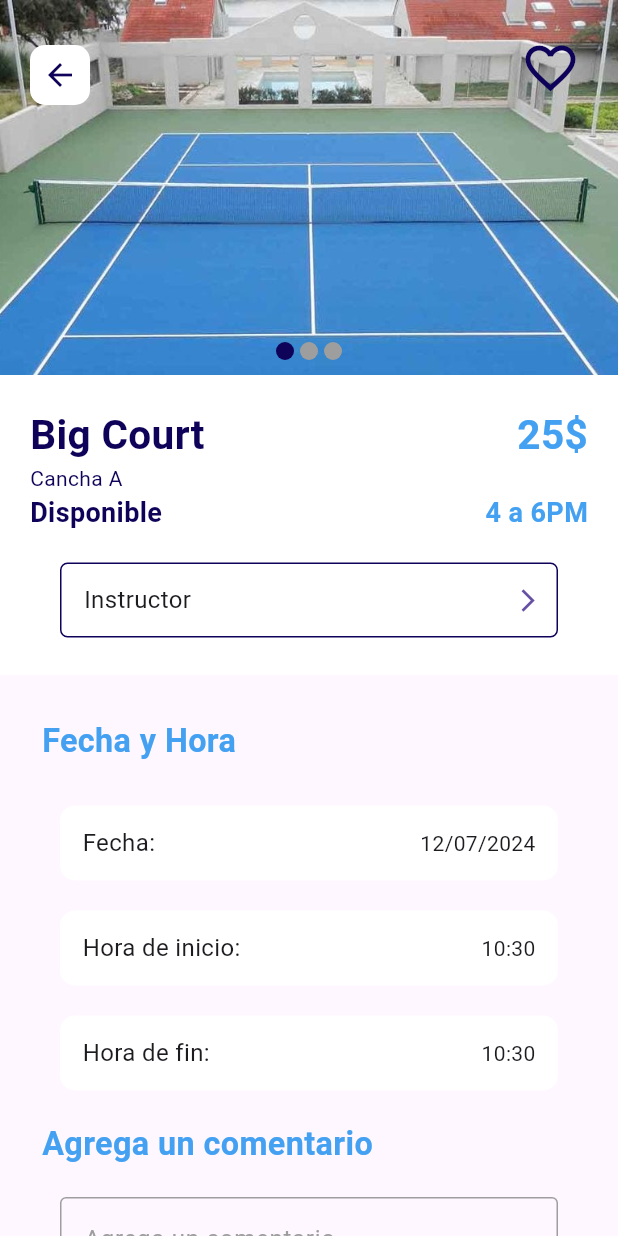
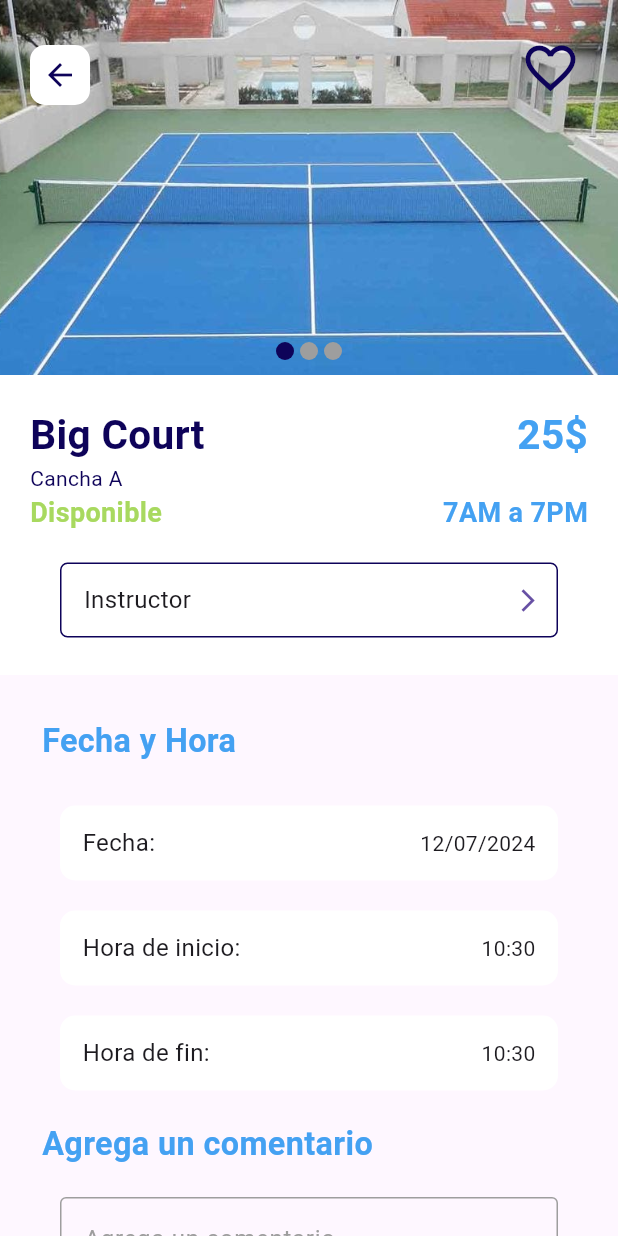
Before and after one commit to YhonattanZ/Nolatech.ai, a Flutter app: the MainPage screen opened directly, after a tap on "Reservar", on a phone screen of 412 x 824 dp. Run offline on Flutter 3.47's test engine with Material 3 defaults, Android fonts, the phone set to English and light mode, and no system bars; drawn by our look-alikes of flutter_image_slideshow, like_button; our stand-ins replace dropdown_button2, google_fonts, shared_preferences, timezone; missing offline and left inert: device_calendar; accounts and stored records are empty; network calls fail.

Commit message:
style last details in screens

```diff
--- a/prueba_nolatech/lib/main.dart
+++ b/prueba_nolatech/lib/main.dart
@@ -2,6 +2,7 @@ import 'package:flutter/material.dart';
 import 'package:provider/provider.dart';
 
 import 'package:prueba_nolatech/src/providers/register_provider.dart';
+import 'package:prueba_nolatech/src/providers/weather_api_provider.dart';
 
 import 'src/providers/login_provider.dart';
 import 'src/providers/reverse_court_provider.dart';
@@ -21,6 +22,7 @@ class MyApp extends StatelessWidget {
         ChangeNotifierProvider(create: (context) => LoginProvider()),
         ChangeNotifierProvider(create: (context) => RegisterProvider()),
         ChangeNotifierProvider(create: (context) => ReserveCourtProvider()),
+        ChangeNotifierProvider(create: (context) => WeatherApiProvider()),
       ],
       child: MaterialApp(
         debugShowCheckedModeBanner: false,
--- /dev/null
+++ b/prueba_nolatech/lib/src/providers/weather_api_provider.dart
@@ -0,0 +1,20 @@
+import 'dart:convert';
+
+import 'package:flutter/material.dart';
+import 'package:prueba_nolatech/src/models/weather.dart';
+import 'package:prueba_nolatech/src/providers/custom_http_provider.dart';
+
+class WeatherApiProvider extends ChangeNotifier {
+  final apiKey = '15b0485bb7e775f383e83a1b07ef31fa';
+
+  Future<Weathers> fetchWeather() async {
+    const city = 'Caracas';
+    const url = 'https://api.openweathermap.org/data/2.5';
+    final endpoint = '/weather?q=$city&appid=$apiKey';
+    final http = CustomHttpProvider(baseUrl: url);
+    final response = await http.get(endpoint);
+    var responseBody = json.decode(utf8.decode(response.bodyBytes));
+    print(responseBody);
+    return Weathers.fromJson(responseBody);
+  }
+}
--- a/prueba_nolatech/lib/src/view/screens/main_page.dart
+++ b/prueba_nolatech/lib/src/view/screens/main_page.dart
@@ -5,15 +5,29 @@ import 'package:intl/intl.dart';
 import 'package:provider/provider.dart';
 import 'package:prueba_nolatech/src/constants/constants.dart';
 import 'package:prueba_nolatech/src/models/courts_model.dart';
+import 'package:prueba_nolatech/src/models/weather.dart';
 
 import 'package:prueba_nolatech/src/providers/reverse_court_provider.dart';
+import 'package:prueba_nolatech/src/providers/weather_api_provider.dart';
 import 'package:prueba_nolatech/src/view/screens/reserve_court.dart';
 
-class MainPage extends StatelessWidget {
+class MainPage extends StatefulWidget {
   const MainPage({super.key});
 
   @override
+  State<MainPage> createState() => _MainPageState();
+}
+
+class _MainPageState extends State<MainPage> {
+  @override
   Widget build(BuildContext context) {
+    final apiProvider = Provider.of<WeatherApiProvider>(context, listen: false);
+
+    @override
+    initState() {
+      apiProvider.fetchWeather();
+    }
+
     List<Court> imagesList = [
       Court(
         courtId: 1,
@@ -32,7 +46,7 @@ class MainPage extends StatelessWidget {
       Court(
         courtId: 3,
         image: 'assets/images/cancha3.jpg',
-        name: 'Medium Court',
+        name: 'Mid Court',
         type: 'Cancha C',
         price: 30,
       ),
@@ -72,7 +86,7 @@ class MainPage extends StatelessWidget {
                         fontSize: fontSize * 1.5, color: secondaryColor),
                   )),
             ),
-            cardInfoWithImage(imagesList, context),
+            cardInfoWithImage(imagesList, context, apiProvider),
             Divider(
               color: secondaryColor.withOpacity(0.2),
             ),
@@ -208,7 +222,8 @@ class MainPage extends StatelessWidget {
         ));
   }
 
-  Widget cardInfoWithImage(List<Court> imagesList, context) {
+  Widget cardInfoWithImage(
+      List<Court> imagesList, context, WeatherApiProvider provider) {
     return Padding(
       padding: const EdgeInsets.all(20.0),
       child: SizedBox(
@@ -247,6 +262,9 @@ class MainPage extends StatelessWidget {
                           height: 150,
                           width: 250,
                         )),
+                    Row(
+                      mainAxisAlignment: MainAxisAlignment.spaceBetween,
+                      children: [
                         Padding(
                           padding: const EdgeInsets.all(10.0),
                           child: Text(
@@ -256,6 +274,31 @@ class MainPage extends StatelessWidget {
                                 color: secondaryColor,
                                 fontWeight: FontWeight.bold),
                           ),
+                        ),
+                        FutureBuilder<Weathers>(
+                            future: provider.fetchWeather(),
+                            builder: (context, snapshot) {
+                              switch (snapshot.connectionState) {
+                                case ConnectionState.none:
+                                case ConnectionState.waiting:
+                                  return CircularProgressIndicator.adaptive();
+                                case ConnectionState.active:
+                                case ConnectionState.done:
+                                  if (snapshot.hasData) {
+                                    return Row(
+                                      children: [
+                                        Image.network(
+                                            'http://openweathermap.org/img/w/${snapshot.data?.weather?.first.icon}.png'),
+                                        Text((snapshot.data?.main?.temp)
+                                            .toString()
+                                            .padLeft(2, '0'))
+                                      ],
+                                    );
+                                  }
+                              }
+                              return const SizedBox();
+                            })
+                      ],
                     ),
                     Padding(
                       padding: const EdgeInsets.only(left: 10.0),
--- a/prueba_nolatech/lib/src/view/screens/reserve_court.dart
+++ b/prueba_nolatech/lib/src/view/screens/reserve_court.dart
@@ -59,7 +59,7 @@ class ReserveCourt extends StatelessWidget {
             ),
             Consumer<ReserveCourtProvider>(
               builder: (_, p, i) => dateSelector(() {
-                p.selectDate(context);
+                p.selectDate(context, courts.courtId.toString());
               }, 'Fecha:', p.date),
             ),
             Consumer<ReserveCourtProvider>(
@@ -239,18 +239,20 @@ class ReserveCourt extends StatelessWidget {
                 color: secondaryColor,
               ),
             ),
-            const Row(
+            Row(
               mainAxisAlignment: MainAxisAlignment.spaceBetween,
               children: [
-                Text(
-                  'Disponible',
-                  style: TextStyle(
-                      color: secondaryColor,
-                      fontSize: fontSize,
-                      fontWeight: FontWeight.bold),
+                Consumer<ReserveCourtProvider>(
+                  builder: (_, p, i) => Text(
+                    p.isDateAvailable ? 'Disponible' : 'No disponible',
+                    style: TextStyle(
+                        color: p.isDateAvailable ? fontColor : Colors.red,
+                        fontSize: fontSize,
+                        fontWeight: FontWeight.bold),
+                  ),
                 ),
                 Text(
-                  '4 a 6PM',
+                  '7AM a 7PM',
                   style: TextStyle(
                       color: primaryColor,
                       fontSize: fontSize,
```
Also changed, not shown: prueba_nolatech/lib/src/models/weather.dart (added, +236 -0 lines), prueba_nolatech/lib/src/providers/reverse_court_provider.dart (+24 -1 lines), prueba_nolatech/lib/src/view/screens/confirm_reserve_court.dart (+5 -5 lines), prueba_nolatech/lib/src/view/screens/my_reserves.dart (+37 -8 lines). Lines whose indentation alone changed are shown as unchanged.
